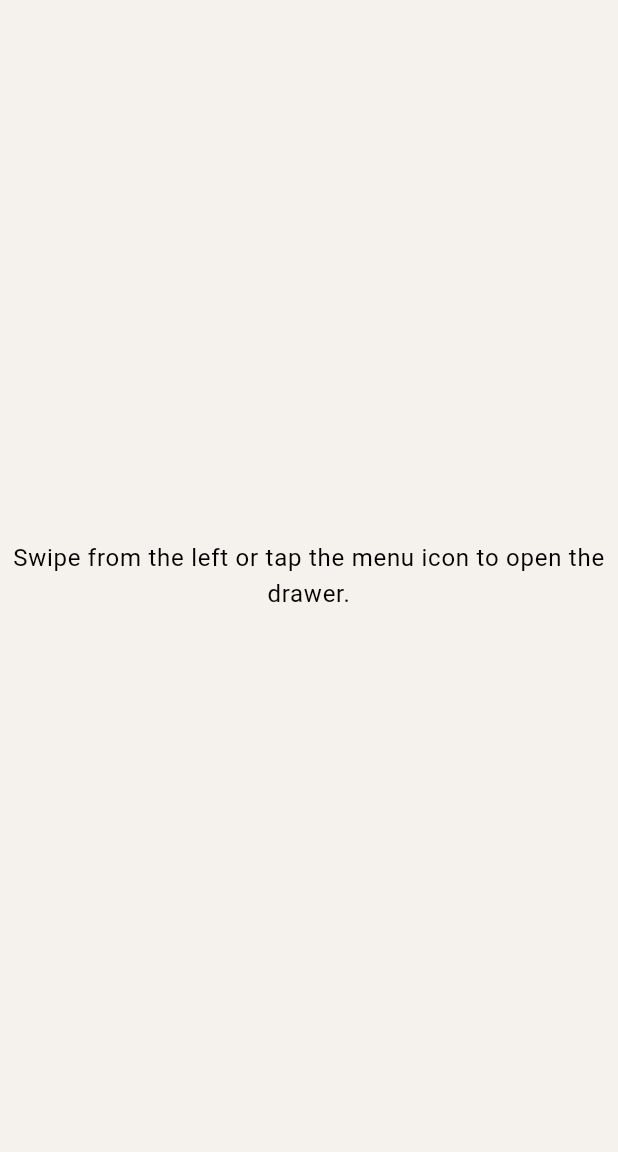
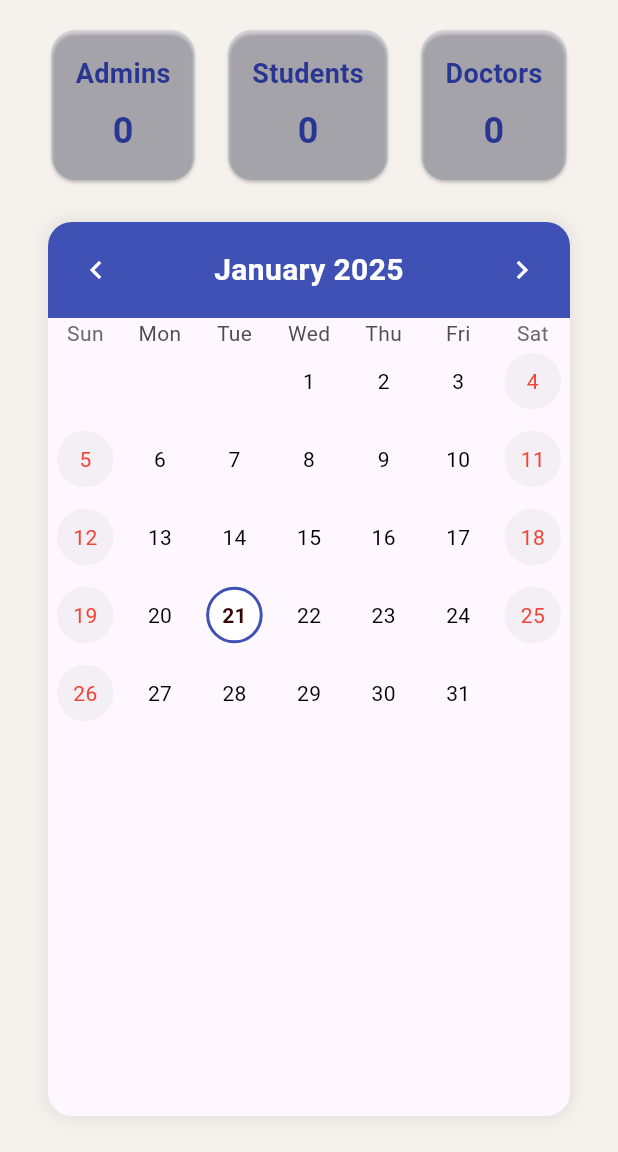
Before and after one commit to MobileProgramming2025/MobileProgramming, a Flutter app: the AdminDashboard screen opened directly with empty values, after a tap on the "menu" icon, after a tap on "Home", on a phone screen of 412 x 824 dp, the part 84-1236 px from its top. Run offline on Flutter 3.47's test engine with Material 3 defaults, Android fonts, the phone set to English and light mode, and no system bars; drawn by our look-alikes of table_calendar; our stand-ins replace cloud_firestore, file_picker, firebase_auth, firebase_core, firebase_storage, flutter_dotenv and 7 more; accounts and stored records are empty.

Commit message:
admin dashboard

```diff
--- a/lib/screens/AdminScreens/admin_dashboard.dart
+++ b/lib/screens/AdminScreens/admin_dashboard.dart
@@ -1,11 +1,46 @@
 import 'package:flutter/material.dart';
 import 'package:mobileprogramming/models/user.dart';
 import 'package:mobileprogramming/screens/partials/adminDrawer.dart';
+import 'package:cloud_firestore/cloud_firestore.dart';
+import 'package:table_calendar/table_calendar.dart';
 
-class AdminDashboard extends StatelessWidget {
+class AdminDashboard extends StatefulWidget {
   final User admin;
 
   const AdminDashboard({super.key, required this.admin});
+
+  @override
+  _AdminDashboardState createState() => _AdminDashboardState();
+}
+
+class _AdminDashboardState extends State<AdminDashboard> {
+  int _numAdmins = 0;
+  int _numStudents = 0;
+  int _numDoctors = 0;
+  DateTime _focusedDate = DateTime.now();
+  DateTime? _selectedDate;
+
+  @override
+  void initState() {
+    super.initState();
+    _fetchStatistics();
+  }
+
+  void _fetchStatistics() async {
+    final usersCollection = FirebaseFirestore.instance.collection('users');
+    final adminsQuery =
+        await usersCollection.where('role', isEqualTo: 'Admin').get();
+    final studentsQuery =
+        await usersCollection.where('role', isEqualTo: 'Student').get();
+    final doctorsQuery =
+        await usersCollection.where('role', isEqualTo: 'Doctor').get();
+
+    setState(() {
+      _numAdmins = adminsQuery.docs.length;
+      _numStudents = studentsQuery.docs.length;
+      _numDoctors = doctorsQuery.docs.length;
+    });
+  }
 
   @override
   Widget build(BuildContext context) {
@@ -19,12 +54,135 @@ class AdminDashboard extends StatelessWidget {
           ),
         ),
       ),
-      drawer: AdminDrawer(user: admin),
-      body: Center(
-        child: Text(
-          'Swipe from the left or tap the menu icon to open the drawer.',
-          textAlign: TextAlign.center,
-          style: Theme.of(context).textTheme.bodyLarge,
+      drawer: AdminDrawer(user: widget.admin),
+      body: Padding(
+        padding: const EdgeInsets.all(16.0),
+        child: Column(
+          crossAxisAlignment: CrossAxisAlignment.start,
+          children: [
+            Row(
+              mainAxisAlignment: MainAxisAlignment.spaceEvenly,
+              children: [
+                _buildStatisticCard('Admins', _numAdmins, Colors.indigo[800]!),
+                _buildStatisticCard('Students', _numStudents, Colors.indigo[800]!),
+                _buildStatisticCard('Doctors', _numDoctors, Colors.indigo[800]!),
+              ],
+            ),
+            SizedBox(height: 16),
+            Expanded(
+              child: Padding(
+                padding: const EdgeInsets.symmetric(horizontal: 16.0, vertical: 8.0),
+                child: Container(
+                  decoration: BoxDecoration(
+                    color: Theme.of(context).canvasColor,
+                    borderRadius: BorderRadius.circular(16),
+                    boxShadow: [
+                      BoxShadow(
+                        color: Colors.grey.withOpacity(0.2),
+                        blurRadius: 8,
+                        spreadRadius: 2,
+                      ),
+                    ],
+                  ),
+                  child: TableCalendar(
+                    firstDay: DateTime.utc(2000, 1, 1),
+                    lastDay: DateTime.utc(2100, 12, 31),
+                    focusedDay: _focusedDate,
+                    selectedDayPredicate: (day) => isSameDay(_selectedDate, day),
+                    onDaySelected: (selectedDay, focusedDay) {
+                      setState(() {
+                        _selectedDate = selectedDay;
+                        _focusedDate = focusedDay;
+                      });
+                    },
+                    headerStyle: HeaderStyle(
+                      formatButtonVisible: false,
+                      titleCentered: true,
+                      decoration: BoxDecoration(
+                        color: Theme.of(context).colorScheme.primary,
+                        borderRadius: BorderRadius.vertical(top: Radius.circular(16)),
+                      ),
+                      titleTextStyle: TextStyle(
+                        color: Colors.white,
+                        fontWeight: FontWeight.bold,
+                        fontSize: 20,
+                      ),
+                      leftChevronIcon:
+                          Icon(Icons.chevron_left, color: Colors.white),
+                      rightChevronIcon:
+                          Icon(Icons.chevron_right, color: Colors.white),
+                    ),
+                    calendarStyle: CalendarStyle(
+                      todayDecoration: BoxDecoration(
+                        color: const Color.fromARGB(255, 255, 255, 255),
+                        border: Border.all(
+                            color: Theme.of(context).colorScheme.primary,
+                            width: 2),
+                        shape: BoxShape.circle,
+                      ),
+                      selectedDecoration: BoxDecoration(
+                        color: Theme.of(context).colorScheme.primary,
+                        shape: BoxShape.circle,
+                      ),
+                      defaultDecoration: BoxDecoration(
+                        shape: BoxShape.circle,
+                      ),
+                      weekendDecoration: BoxDecoration(
+                        shape: BoxShape.circle,
+                        color: Colors.grey.withOpacity(0.1),
+                      ),
+                      outsideDecoration: BoxDecoration(
+                        shape: BoxShape.circle,
+                      ),
+                      defaultTextStyle: TextStyle(
+                          color: Theme.of(context).colorScheme.onSurface),
+                      weekendTextStyle: TextStyle(color: Colors.red),
+                      todayTextStyle: TextStyle(
+                        color: const Color.fromARGB(255, 56, 3, 3),
+                        fontWeight: FontWeight.bold,
+                      ),
+                      selectedTextStyle: TextStyle(
+                        color: Colors.white,
+                        fontWeight: FontWeight.bold,
+                      ),
+                      outsideDaysVisible: false,
+                    ),
+                  ),
+                ),
+              ),
+            ),
+          ],
+        ),
+      ),
+    );
+  }
+
+  Widget _buildStatisticCard(String title, int count, Color color) {
+    return Card(
+      color: color.withOpacity(0.1),
+      shape: RoundedRectangleBorder(borderRadius: BorderRadius.circular(16)),
+      child: Padding(
+        padding: const EdgeInsets.all(16.0),
+        child: Column(
+          children: [
+            Text(
+              title,
+              style: TextStyle(
+                fontSize: 18,
+                fontWeight: FontWeight.bold,
+                color: color,
+              ),
+            ),
+            SizedBox(height: 8),
+            Text(
+              count.toString(),
+              style: TextStyle(
+                fontSize: 24,
+                fontWeight: FontWeight.bold,
+                color: color,
+              ),
+            ),
+          ],
         ),
       ),
     );
```
